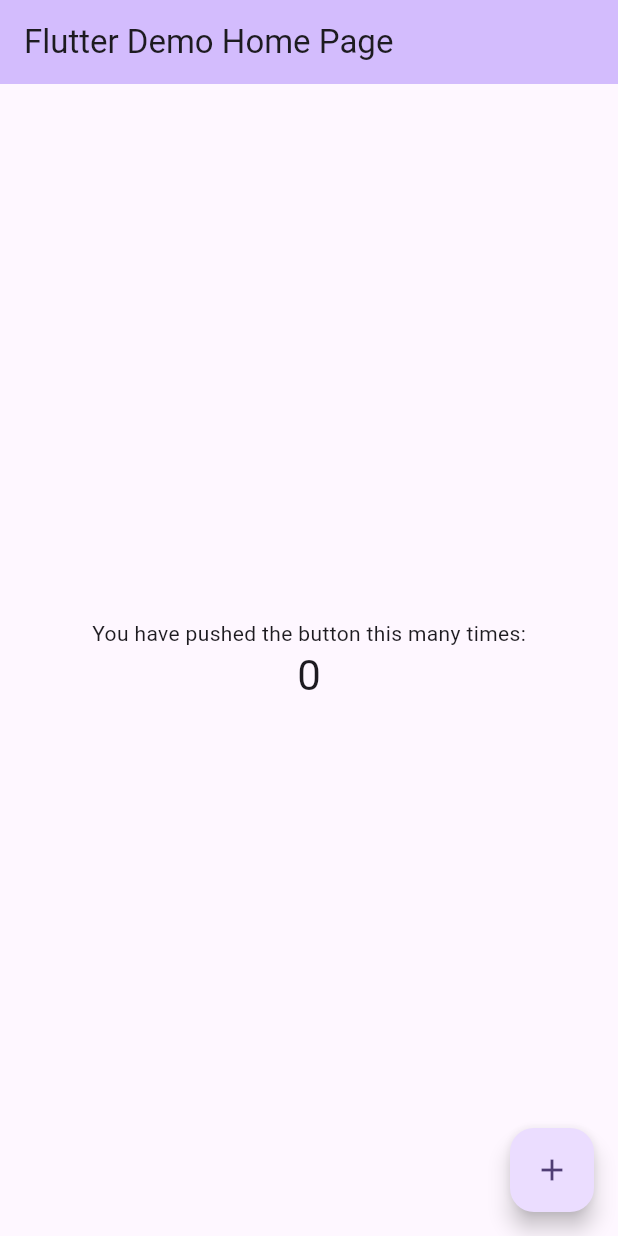
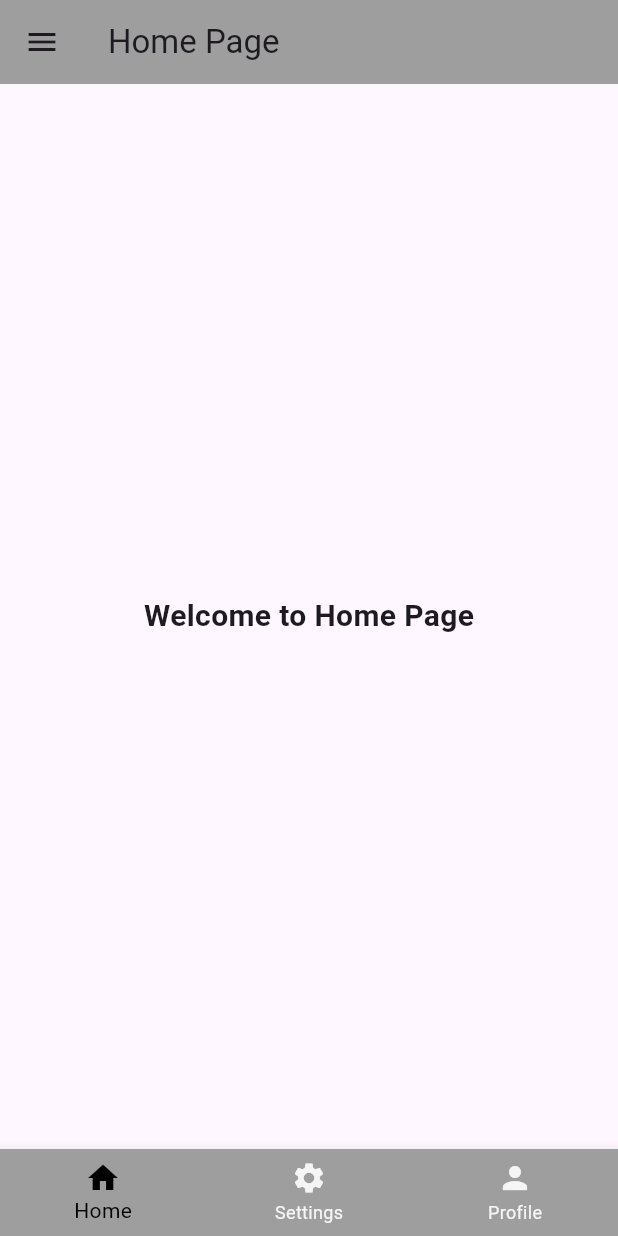
Before and after one commit to TahaMike/NewRepo, a Flutter app: the screen it shows after launch, on a phone screen of 412 x 824 dp. Run offline on Flutter 3.47's test engine with Material 3 defaults, Android fonts, the phone set to English and light mode, and no system bars.

Commit message:
worked on widgets and used hero

```diff
--- a/lib/main.dart
+++ b/lib/main.dart
@@ -1,3 +1,6 @@
+import 'package:apptest/pages/home_page.dart';
+import 'package:apptest/pages/settings_page.dart';
+import 'package:apptest/pages/profile_page.dart';
 import 'package:flutter/material.dart';
 
 void main() {
@@ -7,119 +10,19 @@ void main() {
 class MyApp extends StatelessWidget {
   const MyApp({super.key});
 
-  // This widget is the root of your application.
   @override
   Widget build(BuildContext context) {
     return MaterialApp(
-      title: 'Flutter Demo',
+      title: 'App Test',
       theme: ThemeData(
-        // This is the theme of your application.
-        //
-        // TRY THIS: Try running your application with "flutter run". You'll see
-        // the application has a purple toolbar. Then, without quitting the app,
-        // try changing the seedColor in the colorScheme below to Colors.green
-        // and then invoke "hot reload" (save your changes or press the "hot
-        // reload" button in a Flutter-supported IDE, or press "r" if you used
-        // the command line to start the app).
-        //
-        // Notice that the counter didn't reset back to zero; the application
-        // state is not lost during the reload. To reset the state, use hot
-        // restart instead.
-        //
-        // This works for code too, not just values: Most code changes can be
-        // tested with just a hot reload.
-        colorScheme: ColorScheme.fromSeed(seedColor: Colors.deepPurple),
-        useMaterial3: true,
+        primarySwatch: Colors.grey,
       ),
-      home: const MyHomePage(title: 'Flutter Demo Home Page'),
+      debugShowCheckedModeBanner: false,
+      home: const HomePage(),
+      routes: {
+        '/settings': (context) => const SettingsPage(),
+        '/profile': (context) => const ProfilePage(),
+      },
     );
   }
 }
-
-class MyHomePage extends StatefulWidget {
-  const MyHomePage({super.key, required this.title});
-
-  // This widget is the home page of your application. It is stateful, meaning
-  // that it has a State object (defined below) that contains fields that affect
-  // how it looks.
-
-  // This class is the configuration for the state. It holds the values (in this
-  // case the title) provided by the parent (in this case the App widget) and
-  // used by the build method of the State. Fields in a Widget subclass are
-  // always marked "final".
-
-  final String title;
-
-  @override
-  State<MyHomePage> createState() => _MyHomePageState();
-}
-
-class _MyHomePageState extends State<MyHomePage> {
-  int _counter = 0;
-
-  void _incrementCounter() {
-    setState(() {
-      // This call to setState tells the Flutter framework that something has
-      // changed in this State, which causes it to rerun the build method below
-      // so that the display can reflect the updated values. If we changed
-      // _counter without calling setState(), then the build method would not be
-      // called again, and so nothing would appear to happen.
-      _counter++;
-    });
-  }
-
-  @override
-  Widget build(BuildContext context) {
-    // This method is rerun every time setState is called, for instance as done
-    // by the _incrementCounter method above.
-    //
-    // The Flutter framework has been optimized to make rerunning build methods
-    // fast, so that you can just rebuild anything that needs updating rather
-    // than having to individually change instances of widgets.
-    return Scaffold(
-      appBar: AppBar(
-        // TRY THIS: Try changing the color here to a specific color (to
-        // Colors.amber, perhaps?) and trigger a hot reload to see the AppBar
-        // change color while the other colors stay the same.
-        backgroundColor: Theme.of(context).colorScheme.inversePrimary,
-        // Here we take the value from the MyHomePage object that was created by
-        // the App.build method, and use it to set our appbar title.
-        title: Text(widget.title),
-      ),
-      body: Center(
-        // Center is a layout widget. It takes a single child and positions it
-        // in the middle of the parent.
-        child: Column(
-          // Column is also a layout widget. It takes a list of children and
-          // arranges them vertically. By default, it sizes itself to fit its
-          // children horizontally, and tries to be as tall as its parent.
-          //
-          // Column has various properties to control how it sizes itself and
-          // how it positions its children. Here we use mainAxisAlignment to
-          // center the children vertically; the main axis here is the vertical
-          // axis because Columns are vertical (the cross axis would be
-          // horizontal).
-          //
-          // TRY THIS: Invoke "debug painting" (choose the "Toggle Debug Paint"
-          // action in the IDE, or press "p" in the console), to see the
-          // wireframe for each widget.
-          mainAxisAlignment: MainAxisAlignment.center,
-          children: <Widget>[
-            const Text(
-              'You have pushed the button this many times:',
-            ),
-            Text(
-              '$_counter',
-              style: Theme.of(context).textTheme.headlineMedium,
-            ),
-          ],
-        ),
-      ),
-      floatingActionButton: FloatingActionButton(
-        onPressed: _incrementCounter,
-        tooltip: 'Increment',
-        child: const Icon(Icons.add),
-      ), // This trailing comma makes auto-formatting nicer for build methods.
-    );
-  }
-}
--- /dev/null
+++ b/lib/pages/home_page.dart
@@ -0,0 +1,99 @@
+import 'package:flutter/material.dart';
+
+class HomePage extends StatefulWidget {
+  const HomePage({super.key});
+
+  @override
+  State<HomePage> createState() => _HomePageState();
+}
+
+class _HomePageState extends State<HomePage> {
+  @override
+  Widget build(BuildContext context) {
+    return Scaffold(
+      appBar: AppBar(
+        title: const Text('Home Page'),
+        backgroundColor: Colors.grey,
+      ),
+      drawer: Drawer(
+        child: ListView(
+          padding: EdgeInsets.zero,
+          children: [
+            const DrawerHeader(
+              decoration: BoxDecoration(
+                color: Colors.white,
+              ),
+              child: Text(
+                'Drawer Header',
+                style: TextStyle(
+                  color: Colors.grey,
+                  fontSize: 24,
+                ),
+              ),
+            ),
+            ListTile(
+              trailing: const Hero(
+                tag: 'settings',
+                child: Icon(Icons.settings),
+              ),
+              title: const Text('Settings'),
+              onTap: () {
+                Navigator.pop(context);
+                Navigator.pushNamed(context, '/settings');
+              },
+            ),
+            ListTile(
+              title: const Text('Profile'),
+              onTap: () {
+                Navigator.pop(context);
+                Navigator.pushNamed(context, '/profile');
+              },
+            ),
+          ],
+        ),
+      ),
+
+      //BottomNavigationBar
+      bottomNavigationBar: BottomNavigationBar(
+        backgroundColor: Colors.grey[500],
+        items: const <BottomNavigationBarItem>[
+          BottomNavigationBarItem(
+            icon: Icon(Icons.home),
+            label: 'Home',
+          ),
+          BottomNavigationBarItem(
+            icon: Icon(Icons.settings),
+            label: 'Settings',
+          ),
+          BottomNavigationBarItem(
+            icon: Icon(Icons.person),
+            label: 'Profile',
+          ),
+        ],
+        selectedItemColor: Colors.black,
+        unselectedItemColor: Colors.grey[100],
+        onTap: (int index) {
+          if (index == 1) {
+            Navigator.pushNamed(context, '/settings');
+          } else if (index == 2) {
+            Navigator.pushNamed(context, '/profile');
+          }
+        },
+        // backgroundColor: Colors.blue,
+      ),
+
+      body: const Center(
+        child: Padding(
+          padding: EdgeInsets.all(20),
+          child: Text(
+            'Welcome to Home Page',
+            style: TextStyle(
+              fontSize: 20,
+              fontWeight: FontWeight.bold,
+            ),
+          ),
+        ),
+      ),
+    );
+  }
+}
```
Also changed, not shown: lib/pages/profile_page.dart (added, +32 -0 lines), lib/pages/settings_page.dart (added, +44 -0 lines).
